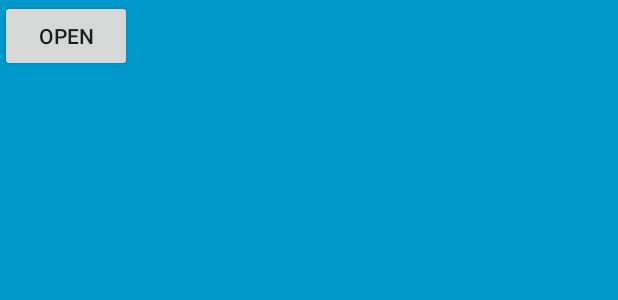
After one commit to LukeTeaKirk/GateArduinoUnlock, an Android app: the layout door_button_widget.xml on its own in the app's theme, with its tools: preview values and no code run, on a phone screen of 412 x 824 dp. The commit adds this screen. Shown: the top 300 px of the screen. Run offline under Robolectric (Android 15) with nearby library versions, the phone set to English and light mode, and no system bars.

Commit message:
changed to aws ec2 backend client -> ec2 -> zerotier -> pc added widgets

```diff
--- /dev/null
+++ b/app/src/main/res/layout/door_button_widget.xml
@@ -0,0 +1,12 @@
+<RelativeLayout xmlns:android="http://schemas.android.com/apk/res/android"
+    android:layout_width="match_parent"
+    android:layout_height="match_parent"
+    android:background="#09C"
+    android:padding="@dimen/widget_margin">
+
+    <Button
+        android:id="@+id/OpenButton"
+        android:layout_width="wrap_content"
+        android:layout_height="wrap_content"
+        android:text="OPEN" />
+</RelativeLayout>
--- a/app/src/main/res/values/strings.xml
+++ b/app/src/main/res/values/strings.xml
@@ -1,3 +1,5 @@
 <resources>
     <string name="app_name">DoorUnlocker</string>
+    <string name="appwidget_text">EXAMPLE</string>
+    <string name="add_widget">Add widget</string>
 </resources>
```
Also changed, not shown: app/src/main/AndroidManifest.xml (+12 -3 lines), app/src/main/java/com/manan/doorunlocker/DoorButtonWidget.java (added, +65 -0 lines), app/src/main/java/com/manan/doorunlocker/MainActivity.java (+3 -4 lines), app/src/main/res/values-v14/dimens.xml (added, +10 -0 lines), app/src/main/res/values/dimens.xml (added, +10 -0 lines), app/src/main/res/xml/door_button_widget_info.xml (added, +9 -0 lines), app/src/main/res/drawable-nodpi/example_appwidget_preview.png (added).
